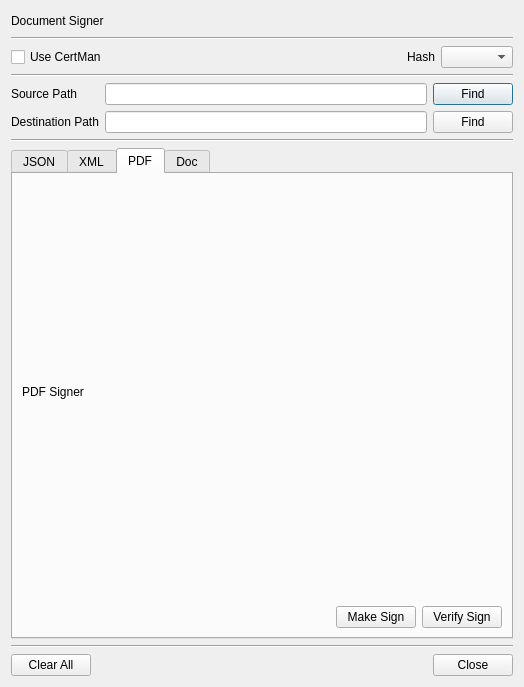
Above: BerEditor/doc_signer_dlg.ui from jykim74/BerEditor before the change. Below: the same form after it.
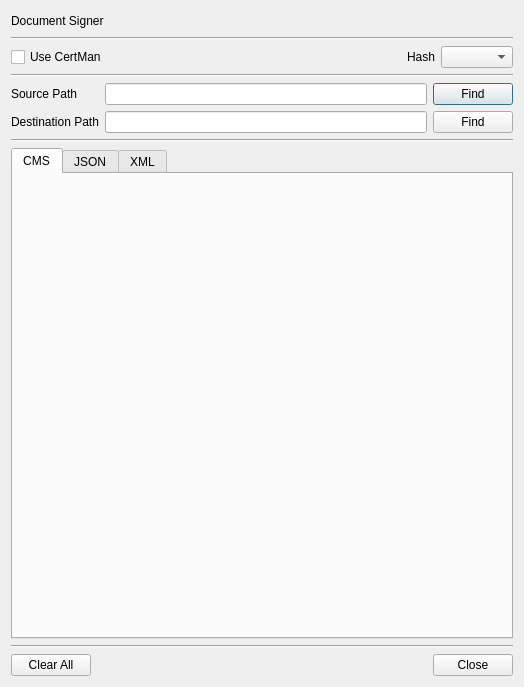
That is the form after the change.

```diff
--- a/BerEditor/doc_signer_dlg.ui
+++ b/BerEditor/doc_signer_dlg.ui
@@ -149,8 +149,13 @@
       </size>
      </property>
      <property name="currentIndex">
-      <number>2</number>
+      <number>0</number>
      </property>
+     <widget class="QWidget" name="mTabCMS">
+      <attribute name="title">
+       <string>CMS</string>
+      </attribute>
+     </widget>
      <widget class="QWidget" name="mTabJSON">
       <attribute name="title">
        <string>JSON</string>
@@ -677,96 +682,6 @@
        </item>
       </layout>
      </widget>
-     <widget class="QWidget" name="mTabPDF">
-      <attribute name="title">
-       <string>PDF</string>
-      </attribute>
-      <layout class="QVBoxLayout" name="verticalLayout_4">
-       <item>
-        <widget class="QLabel" name="label_9">
-         <property name="text">
-          <string>PDF Signer</string>
-         </property>
-        </widget>
-       </item>
-       <item>
-        <layout class="QGridLayout" name="gridLayout_13">
-         <item row="0" column="2">
-          <widget class="QPushButton" name="mPDFVerifySignBtn">
-           <property name="text">
-            <string>Verify Sign</string>
-           </property>
-          </widget>
-         </item>
-         <item row="0" column="1">
-          <widget class="QPushButton" name="mPDFMakeSignBtn">
-           <property name="text">
-            <string>Make Sign</string>
-           </property>
-          </widget>
-         </item>
-         <item row="0" column="0">
-          <spacer name="horizontalSpacer_12">
-           <property name="orientation">
-            <enum>Qt::Horizontal</enum>
-           </property>
-           <property name="sizeHint" stdset="0">
-            <size>
-             <width>40</width>
-             <height>20</height>
-            </size>
-           </property>
-          </spacer>
-         </item>
-        </layout>
-       </item>
-      </layout>
-     </widget>
-     <widget class="QWidget" name="mTabDOC">
-      <attribute name="title">
-       <string>Doc</string>
-      </attribute>
-      <layout class="QVBoxLayout" name="verticalLayout_5">
-       <item>
-        <widget class="QLabel" name="label_10">
-         <property name="text">
-          <string>Doc Signer</string>
-         </property>
-        </widget>
-       </item>
-       <item>
-        <layout class="QGridLayout" name="gridLayout_14">
-         <item row="0" column="1">
-          <widget class="QPushButton" name="mDocMakeSignBtn">
-           <property name="text">
-            <string>Make Sign</string>
-           </property>
-          </widget>
-         </item>
-         <item row="0" column="2">
-          <widget class="QPushButton" name="mDocVerifySignBtn">
-           <property name="text">
-            <string>Verify Sign</string>
-           </property>
-          </widget>
-         </item>
-         <item row="0" column="0">
-          <spacer name="horizontalSpacer_13">
-           <property name="orientation">
-            <enum>Qt::Horizontal</enum>
-           </property>
-           <property name="sizeHint" stdset="0">
-            <size>
-             <width>40</width>
-             <height>20</height>
-            </size>
-           </property>
-          </spacer>
-         </item>
-        </layout>
-       </item>
-      </layout>
-     </widget>
     </widget>
    </item>
    <item>
```
